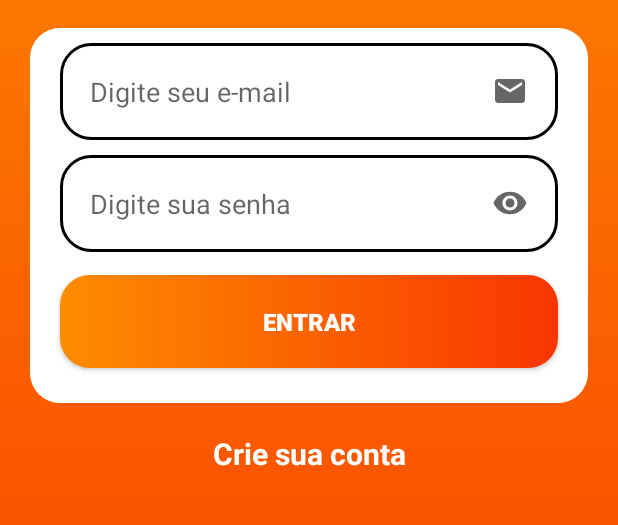
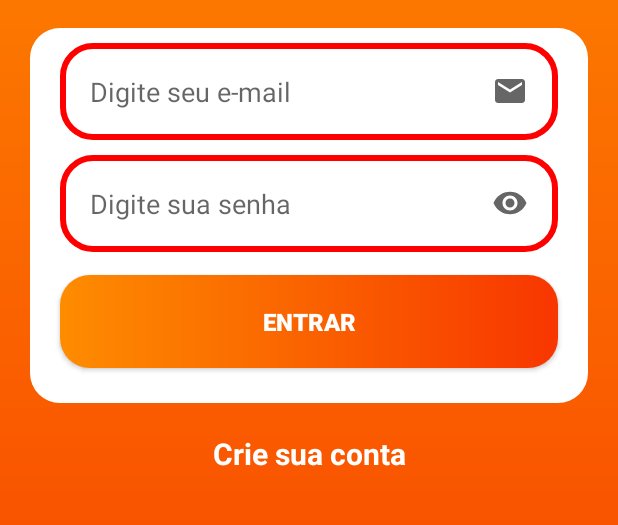
Before and after one commit to dylan402/app-check-veiculos, an Android app: the screen it shows after launch (LoginActivity), after a tap on "ENTRAR", on a phone screen of 412 x 824 dp, the part 302-827 px from its top. Run offline under Robolectric (Android 15) with nearby library versions, the phone set to English and light mode, and no system bars.

Commit message:
Validação do formulário de login

```diff
--- a/app/src/main/java/br/checkveiculos/appcheckveiculos/activities/LoginActivity.java
+++ b/app/src/main/java/br/checkveiculos/appcheckveiculos/activities/LoginActivity.java
@@ -3,6 +3,8 @@ package br.checkveiculos.appcheckveiculos.activities;
 import android.content.Context;
 import android.content.Intent;
 import android.content.SharedPreferences;
+import android.graphics.Color;
+import android.graphics.drawable.GradientDrawable;
 import android.os.Bundle;
 import android.util.Log;
 import android.view.View;
@@ -79,12 +81,24 @@ public class LoginActivity extends AppCompatActivity {
     private boolean validarFormulario(Cliente cliente) {
         boolean valido = true;
 
+        EditText loginEditTextEmail = findViewById(R.id.loginEditTextEmail);
+        EditText loginEditTextSenha = findViewById(R.id.loginEditTextSenha);
+
+        GradientDrawable loginGradientEmail = (GradientDrawable) loginEditTextEmail.getBackground();
+        GradientDrawable loginGradientSenha = (GradientDrawable) loginEditTextSenha.getBackground();
+
         if (cliente.getEmail() == null || cliente.getEmail().trim().length() == 0) {
+            loginGradientEmail.setStroke(6, Color.RED);
             valido = false;
+        } else {
+            loginGradientEmail.setStroke(6, Color.BLACK);
         }
 
         if (cliente.getSenha() == null || cliente.getSenha().trim().length() == 0) {
+            loginGradientSenha.setStroke(6, Color.RED);
             valido = false;
+        } else {
+            loginGradientSenha.setStroke(6, Color.BLACK);
         }
 
         return valido;
```
